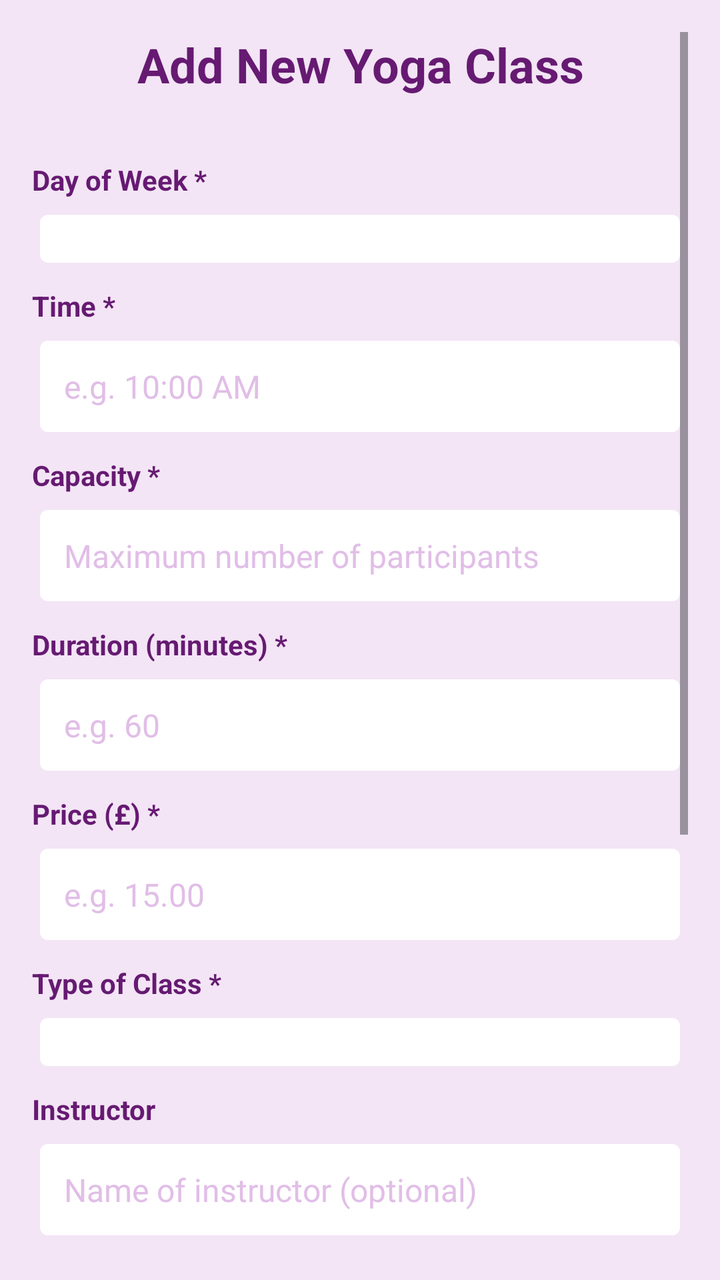
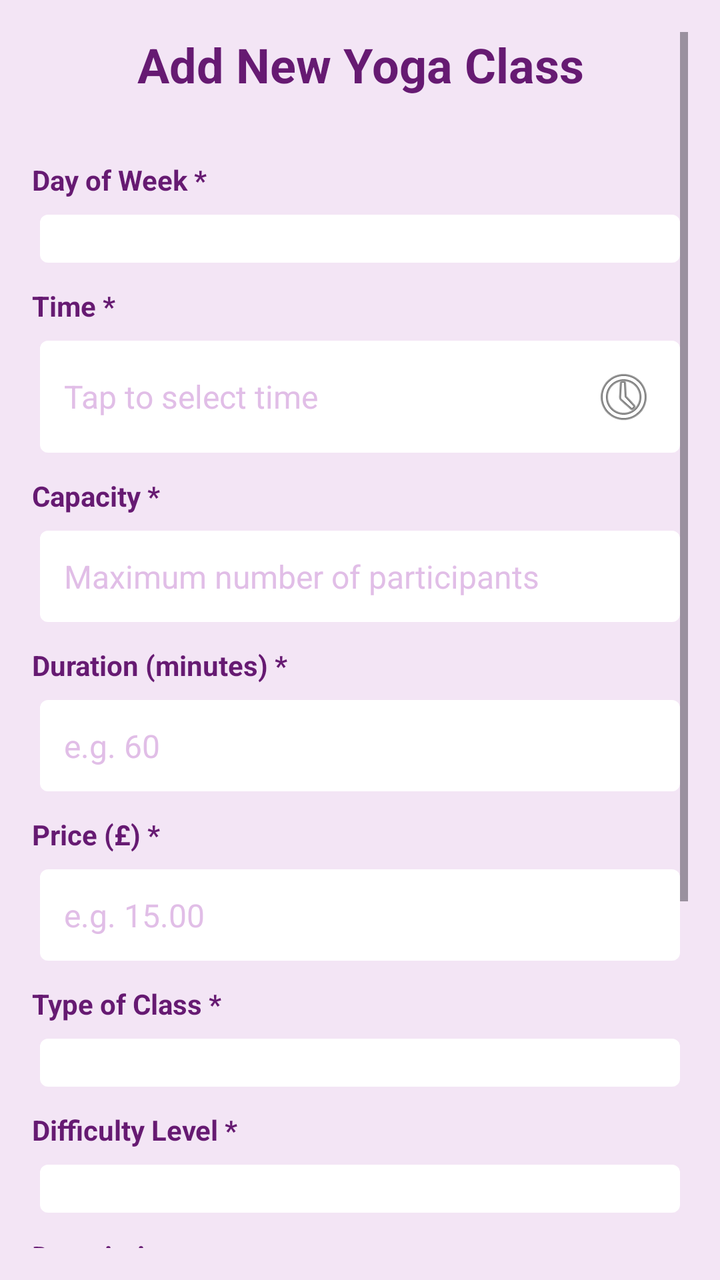

Before-and-after screenshots of an Android layout around one commit, followed by the original layout XML and the change that was made.
<!-- AndroidManifest.xml: application theme Theme.Yogaadminapp -->
<!-- res/layout/activity_add_yoga_class.xml -->
<?xml version="1.0" encoding="utf-8"?>
<ScrollView xmlns:android="http://schemas.android.com/apk/res/android"
    android:layout_width="match_parent"
    android:layout_height="match_parent"
    android:background="@color/light_purple"
    android:padding="16dp">

    <LinearLayout
        android:layout_width="match_parent"
        android:layout_height="wrap_content"
        android:orientation="vertical">

        
        <TextView
            android:layout_width="match_parent"
            android:layout_height="wrap_content"
            android:layout_marginBottom="24dp"
            android:gravity="center"
            android:text="Add New Yoga Class"
            android:textColor="@color/dark_purple"
            android:textSize="24sp"
            android:textStyle="bold" />

        
        <TextView
            style="@style/LabelStyle"
            android:layout_width="wrap_content"
            android:layout_height="wrap_content"
            android:text="Day of Week *" />

        <Spinner
            android:id="@+id/spinner_day_of_week"
            style="@style/SpinnerStyle"
            android:layout_width="match_parent"
            android:layout_height="wrap_content" />

        
        <TextView
            style="@style/LabelStyle"
            android:layout_width="wrap_content"
            android:layout_height="wrap_content"
            android:text="Time *" />

        <EditText
            android:id="@+id/et_time"
            style="@style/InputFieldStyle"
            android:layout_width="match_parent"
            android:layout_height="wrap_content"
            android:hint="e.g. 10:00 AM"
            android:inputType="text" />

        
        <TextView
            style="@style/LabelStyle"
            android:layout_width="wrap_content"
            android:layout_height="wrap_content"
            android:text="Capacity *" />

        <EditText
            android:id="@+id/et_capacity"
            style="@style/InputFieldStyle"
            android:layout_width="match_parent"
            android:layout_height="wrap_content"
            android:hint="Maximum number of participants"
            android:inputType="number" />

        
        <TextView
            style="@style/LabelStyle"
            android:layout_width="wrap_content"
            android:layout_height="wrap_content"
            android:text="Duration (minutes) *" />

        <EditText
            android:id="@+id/et_duration"
            style="@style/InputFieldStyle"
            android:layout_width="match_parent"
            android:layout_height="wrap_content"
            android:hint="e.g. 60"
            android:inputType="number" />

        
        <TextView
            style="@style/LabelStyle"
            android:layout_width="wrap_content"
            android:layout_height="wrap_content"
            android:text="Price (£) *" />

        <EditText
            android:id="@+id/et_price"
            style="@style/InputFieldStyle"
            android:layout_width="match_parent"
            android:layout_height="wrap_content"
            android:hint="e.g. 15.00"
            android:inputType="numberDecimal" />

        
        <TextView
            style="@style/LabelStyle"
            android:layout_width="wrap_content"
            android:layout_height="wrap_content"
            android:text="Type of Class *" />

        <Spinner
            android:id="@+id/spinner_class_type"
            style="@style/SpinnerStyle"
            android:layout_width="match_parent"
            android:layout_height="wrap_content" />

        
        <TextView
            style="@style/LabelStyle"
            android:layout_width="wrap_content"
            android:layout_height="wrap_content"
            android:text="Instructor" />

        <EditText
            android:id="@+id/et_instructor"
            style="@style/InputFieldStyle"
            android:layout_width="match_parent"
            android:layout_height="wrap_content"
            android:hint="Name of instructor (optional)"
            android:inputType="textPersonName" />

        
        <TextView
            style="@style/LabelStyle"
            android:layout_width="wrap_content"
            android:layout_height="wrap_content"
            android:text="Difficulty Level" />

        <Spinner
            android:id="@+id/spinner_difficulty"
            style="@style/SpinnerStyle"
            android:layout_width="match_parent"
            android:layout_height="wrap_content" />

        
        <TextView
            style="@style/LabelStyle"
            android:layout_width="wrap_content"
            android:layout_height="wrap_content"
            android:text="Description" />

        <EditText
            android:id="@+id/et_description"
            style="@style/InputFieldStyle"
            android:layout_width="match_parent"
            android:layout_height="120dp"
            android:gravity="top|start"
            android:hint="Additional details about the class (optional)"
            android:inputType="textMultiLine"
            android:maxLines="5" />

        
        <TextView
            android:layout_width="match_parent"
            android:layout_height="wrap_content"
            android:layout_marginTop="16dp"
            android:text="* Required fields"
            android:textColor="@color/warning_red"
            android:textSize="12sp"
            android:textStyle="italic" />

        
        <LinearLayout
            android:layout_width="match_parent"
            android:layout_height="wrap_content"
            android:layout_marginTop="24dp"
            android:orientation="horizontal">

            <Button
                android:id="@+id/btn_cancel"
                style="@style/MenuButtonStyle"
                android:layout_width="0dp"
                android:layout_height="wrap_content"
                android:layout_marginEnd="8dp"
                android:layout_weight="1"
                android:text="Cancel" />

            <Button
                android:id="@+id/btn_confirm"
                style="@style/MenuButtonStyle"
                android:layout_width="0dp"
                android:layout_height="wrap_content"
                android:layout_marginStart="8dp"
                android:layout_weight="1"
                android:text="Continue" />

        </LinearLayout>

    </LinearLayout>

</ScrollView>
<!-- resources referenced by this layout -->
<resources>
  <color name="dark_purple">#661a72</color>
  <color name="light_purple">#F3E5F5</color>
  <color name="warning_red">#F44336</color>
  <style name="InputFieldStyle">
          <item name="android:background">@drawable/input_background</item>
          <item name="android:padding">12dp</item>
          <item name="android:textSize">16sp</item>
          <item name="android:textColor">@color/medium_purple</item>
          <item name="android:textColorHint">@color/light_purple_2</item>
          <item name="android:layout_margin">4dp</item>
      </style>
  <style name="LabelStyle">
          <item name="android:textColor">@color/dark_purple</item>
          <item name="android:textSize">14sp</item>
          <item name="android:textStyle">bold</item>
          <item name="android:layout_marginTop">8dp</item>
          <item name="android:layout_marginBottom">4dp</item>
      </style>
  <style name="MenuButtonStyle">
          <item name="android:background">@drawable/button_background</item>
          <item name="android:textColor">@color/dark_purple</item>
          <item name="android:textSize">16sp</item>
          <item name="android:padding">16dp</item>
          <item name="android:layout_margin">4dp</item>
          <item name="android:textAllCaps">false</item>
          <item name="android:elevation">0dp</item>
          <item name="android:translationZ">0dp</item>
          <item name="android:stateListAnimator">@null</item>
          <item name="backgroundTint">@null</item>
          <item name="android:backgroundTint">@null</item>
      </style>
  <style name="SpinnerStyle" parent="InputFieldStyle">
          <item name="android:textColor">@color/medium_purple</item>
          <item name="android:textSize">16sp</item>
      </style>
  <style name="Theme.Yogaadminapp" parent="Base.Theme.Yogaadminapp" />
  <!-- drawable input_background (drawable) -->
  <?xml version="1.0" encoding="utf-8"?>
  <shape xmlns:android="http://schemas.android.com/apk/res/android">
      <solid android:color="@color/white" />
      <corners android:radius="4dp" />
  </shape>
  <color name="medium_purple">#9C27B0</color>
  <color name="light_purple_2">#E1BEE7</color>
  <!-- drawable button_background (drawable) -->
  <?xml version="1.0" encoding="utf-8"?>
  <shape xmlns:android="http://schemas.android.com/apk/res/android">
      <solid android:color="@color/mint_green" />
      <corners android:radius="8dp" />
      <stroke
          android:width="2dp"
          android:color="@color/mint_green" />
  </shape>
  <style name="Base.Theme.Yogaadminapp" parent="Theme.Material3.DayNight.NoActionBar">
          
          
          
          
          <item name="android:windowContentTransitions">false</item>
          <item name="android:windowActivityTransitions">false</item>
      </style>
  <color name="white">#FFFFFFFF</color>
  <color name="mint_green">#e6f5f7</color>
</resources>

<!-- the commit's change to res/layout/activity_add_yoga_class.xml (unified diff, before → after) -->
@@ -46,8 +46,11 @@
             style="@style/InputFieldStyle"
             android:layout_width="match_parent"
             android:layout_height="wrap_content"
-            android:hint="e.g. 10:00 AM"
-            android:inputType="text" />
+            android:hint="Tap to select time"
+            android:inputType="none"
+            android:focusable="false"
+            android:clickable="true"
+            android:drawableEnd="@android:drawable/ic_menu_recent_history" />
 
         
         <TextView
@@ -112,22 +115,7 @@
             style="@style/LabelStyle"
             android:layout_width="wrap_content"
             android:layout_height="wrap_content"
-            android:text="Instructor" />
-
-        <EditText
-            android:id="@+id/et_instructor"
-            style="@style/InputFieldStyle"
-            android:layout_width="match_parent"
-            android:layout_height="wrap_content"
-            android:hint="Name of instructor (optional)"
-            android:inputType="textPersonName" />
-
-        
-        <TextView
-            style="@style/LabelStyle"
-            android:layout_width="wrap_content"
-            android:layout_height="wrap_content"
-            android:text="Difficulty Level" />
+            android:text="Difficulty Level *" />
 
         <Spinner
             android:id="@+id/spinner_difficulty"
@@ -171,7 +159,7 @@
 
             <Button
                 android:id="@+id/btn_cancel"
-                style="@style/MenuButtonStyle"
+                style="@style/ButtonStyle"
                 android:layout_width="0dp"
                 android:layout_height="wrap_content"
                 android:layout_marginEnd="8dp"
@@ -180,7 +168,7 @@
 
             <Button
                 android:id="@+id/btn_confirm"
-                style="@style/MenuButtonStyle"
+                style="@style/ButtonStyle"
                 android:layout_width="0dp"
                 android:layout_height="wrap_content"
                 android:layout_marginStart="8dp"
<!-- resource entries referenced after the edit -->
@@ -3,6 +3,19 @@
   <color name="dark_purple">#661a72</color>
   <color name="light_purple">#F3E5F5</color>
   <color name="warning_red">#F44336</color>
+  <style name="ButtonStyle">
+          <item name="android:background">@drawable/button_background</item>
+          <item name="android:textColor">@color/dark_purple</item>
+          <item name="android:textSize">16sp</item>
+          <item name="android:padding">16dp</item>
+          <item name="android:layout_margin">4dp</item>
+          <item name="android:textAllCaps">false</item>
+          <item name="android:elevation">0dp</item>
+          <item name="android:translationZ">0dp</item>
+          <item name="android:stateListAnimator">@null</item>
+          <item name="backgroundTint">@null</item>
+          <item name="android:backgroundTint">@null</item>
+      </style>
   <style name="InputFieldStyle">
           <item name="android:background">@drawable/input_background</item>
           <item name="android:padding">12dp</item>
@@ -17,19 +30,6 @@
           <item name="android:textStyle">bold</item>
           <item name="android:layout_marginTop">8dp</item>
           <item name="android:layout_marginBottom">4dp</item>
-      </style>
-  <style name="MenuButtonStyle">
-          <item name="android:background">@drawable/button_background</item>
-          <item name="android:textColor">@color/dark_purple</item>
-          <item name="android:textSize">16sp</item>
-          <item name="android:padding">16dp</item>
-          <item name="android:layout_margin">4dp</item>
-          <item name="android:textAllCaps">false</item>
-          <item name="android:elevation">0dp</item>
-          <item name="android:translationZ">0dp</item>
-          <item name="android:stateListAnimator">@null</item>
-          <item name="backgroundTint">@null</item>
-          <item name="android:backgroundTint">@null</item>
       </style>
   <style name="SpinnerStyle" parent="InputFieldStyle">
           <item name="android:textColor">@color/medium_purple</item>
